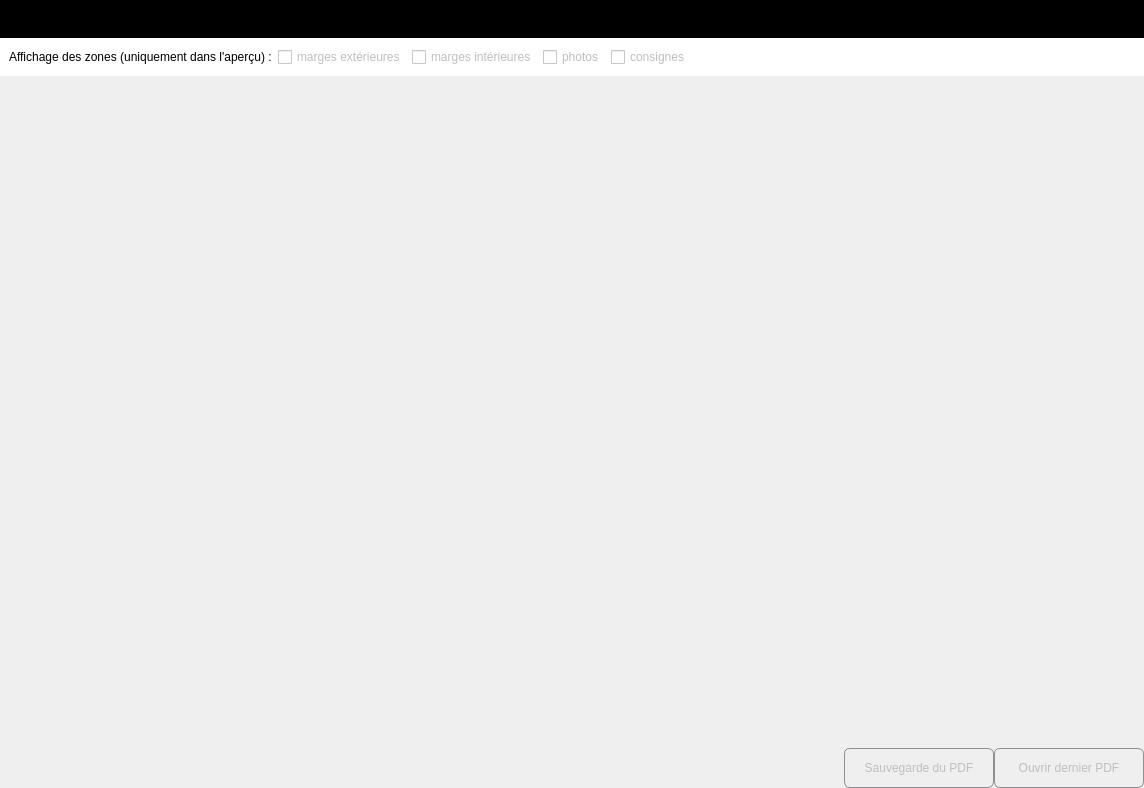
Before: the Qt Designer form PhotosConsigne/ui/PreviewUI.ui in FlorianLance/PhotosConsigne, drawn with Qt 5.
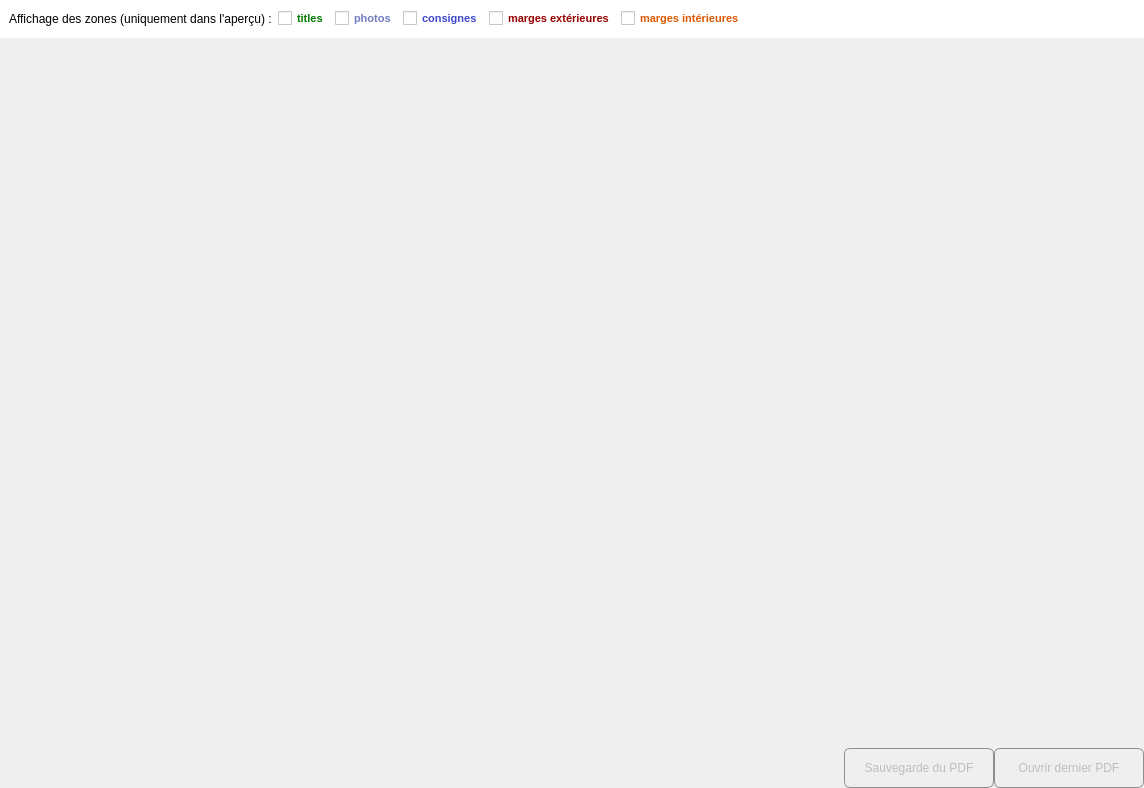
After: the same form once the commit is applied.

Commit message:
up PhotosConsign 2.0 beta
* new major verion

```diff
--- a/PhotosConsigne/ui/PreviewUI.ui
+++ b/PhotosConsigne/ui/PreviewUI.ui
@@ -13,7 +13,7 @@
   <property name="windowTitle">
    <string>Form</string>
   </property>
-  <layout class="QVBoxLayout" name="verticalLayout" stretch="0,0,25,0">
+  <layout class="QVBoxLayout" name="verticalLayout" stretch="0,25,0">
    <property name="spacing">
     <number>0</number>
    </property>
@@ -29,35 +29,6 @@
    <property name="bottomMargin">
     <number>0</number>
    </property>
-   <item>
-    <widget class="QWidget" name="wPreviewLegend" native="true">
-     <property name="styleSheet">
-      <string notr="true">background-color: rgb(0,0,0);</string>
-     </property>
-     <layout class="QHBoxLayout" name="hlPreviewLegend">
-      <item>
-       <widget class="QLabel" name="laLegend">
-        <property name="text">
-         <string>Légende :</string>
-        </property>
-       </widget>
-      </item>
-      <item>
-       <spacer name="hsPreview">
-        <property name="orientation">
-         <enum>Qt::Horizontal</enum>
-        </property>
-        <property name="sizeHint" stdset="0">
-         <size>
-          <width>40</width>
-          <height>20</height>
-         </size>
-        </property>
-       </spacer>
-      </item>
-     </layout>
-    </widget>
-   </item>
    <item>
     <widget class="QWidget" name="wDisplayElements" native="true">
      <property name="styleSheet">
@@ -71,11 +42,88 @@
         </property>
        </widget>
       </item>
+      <item>
+       <widget class="QCheckBox" name="cbZoneTitles">
+        <property name="enabled">
+         <bool>false</bool>
+        </property>
+        <property name="styleSheet">
+         <string notr="true">QCheckBox
+{
+	color : rgb(0,121,0);
+	font-style: normal;
+	font-size: 8pt;
+	font-weight: bold;
+}
+
+</string>
+        </property>
+        <property name="text">
+         <string>titles</string>
+        </property>
+       </widget>
+      </item>
+      <item>
+       <widget class="QCheckBox" name="cbZonePhotos">
+        <property name="enabled">
+         <bool>false</bool>
+        </property>
+        <property name="styleSheet">
+         <string notr="true">
+QCheckBox
+{
+	color : rgb(112,124,190);
+	font-style: normal;
+	font-size: 8pt;
+	font-weight: bold;
+}
+
+</string>
+        </property>
+        <property name="text">
+         <string>photos</string>
+        </property>
+       </widget>
+      </item>
+      <item>
+       <widget class="QCheckBox" name="cbZoneConsignes">
+        <property name="enabled">
+         <bool>false</bool>
+        </property>
+        <property name="styleSheet">
+         <string notr="true">
+QCheckBox
+{
+	color : rgb(63,72,204);
+	font-style: normal;
+	font-size: 8pt;
+	font-weight: bold;
+}
+
+</string>
+        </property>
+        <property name="text">
+         <string>consignes</string>
+        </property>
+       </widget>
+      </item>
       <item>
        <widget class="QCheckBox" name="cbZoneExternMargins">
         <property name="enabled">
          <bool>false</bool>
         </property>
+        <property name="styleSheet">
+         <string notr="true">
+QCheckBox
+{
+	color : rgb(151,0,0);
+	font-style: normal;
+	font-size: 8pt;
+	font-weight: bold;
+}
+
+</string>
+        </property>
         <property name="text">
          <string>marges extérieures</string>
         </property>
@@ -92,6 +140,18 @@
         <property name="enabled">
          <bool>false</bool>
         </property>
+        <property name="styleSheet">
+         <string notr="true">
+QCheckBox
+{
+	color : rgb(221,88,0);
+	font-style: normal;
+	font-size: 8pt;
+	font-weight: bold;
+}
+
+</string>
+        </property>
         <property name="text">
          <string>marges intérieures</string>
         </property>
@@ -100,26 +160,6 @@
         </property>
        </widget>
       </item>
-      <item>
-       <widget class="QCheckBox" name="cbZonePhotos">
-        <property name="enabled">
-         <bool>false</bool>
-        </property>
-        <property name="text">
-         <string>photos</string>
-        </property>
-       </widget>
-      </item>
-      <item>
-       <widget class="QCheckBox" name="cbZoneConsignes">
-        <property name="enabled">
-         <bool>false</bool>
-        </property>
-        <property name="text">
-         <string>consignes</string>
-        </property>
-       </widget>
-      </item>
       <item>
        <spacer name="hsZones">
         <property name="orientation">
@@ -137,7 +177,14 @@
     </widget>
    </item>
    <item>
-    <layout class="QHBoxLayout" name="hlPreviewImage"/>
+    <layout class="QHBoxLayout" name="hlPreviewImage">
+     <property name="topMargin">
+      <number>3</number>
+     </property>
+     <property name="bottomMargin">
+      <number>3</number>
+     </property>
+    </layout>
    </item>
    <item>
     <layout class="QHBoxLayout" name="hlActions" stretch="0,1,1">
```
The commit also changes 21 other files.
